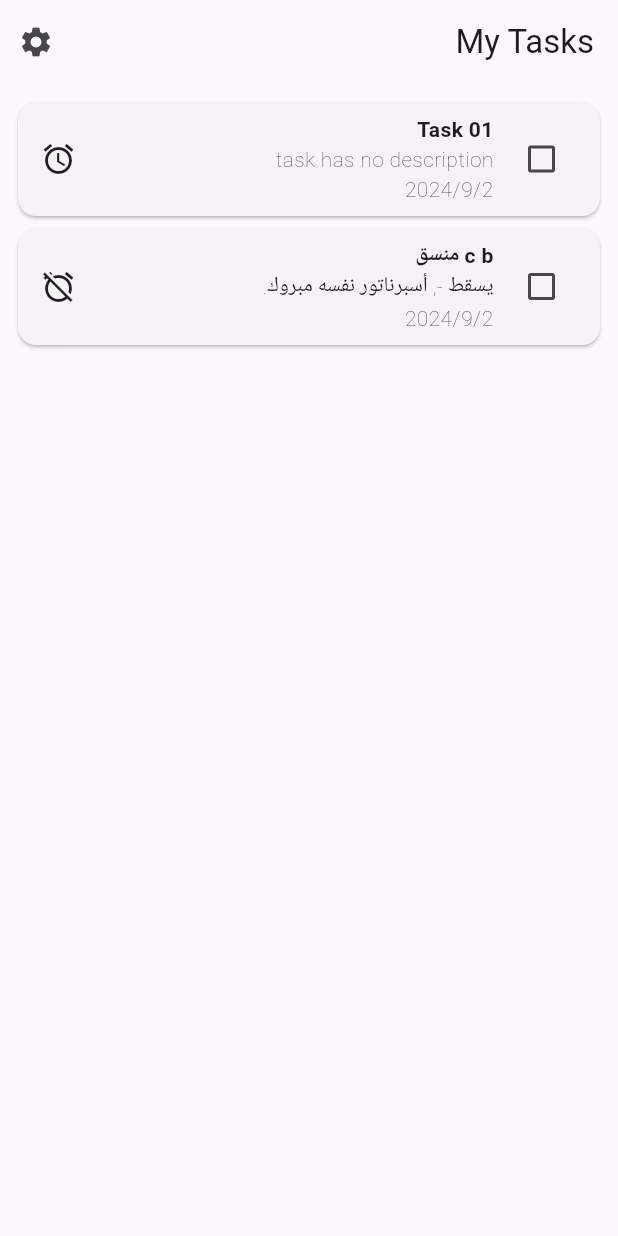
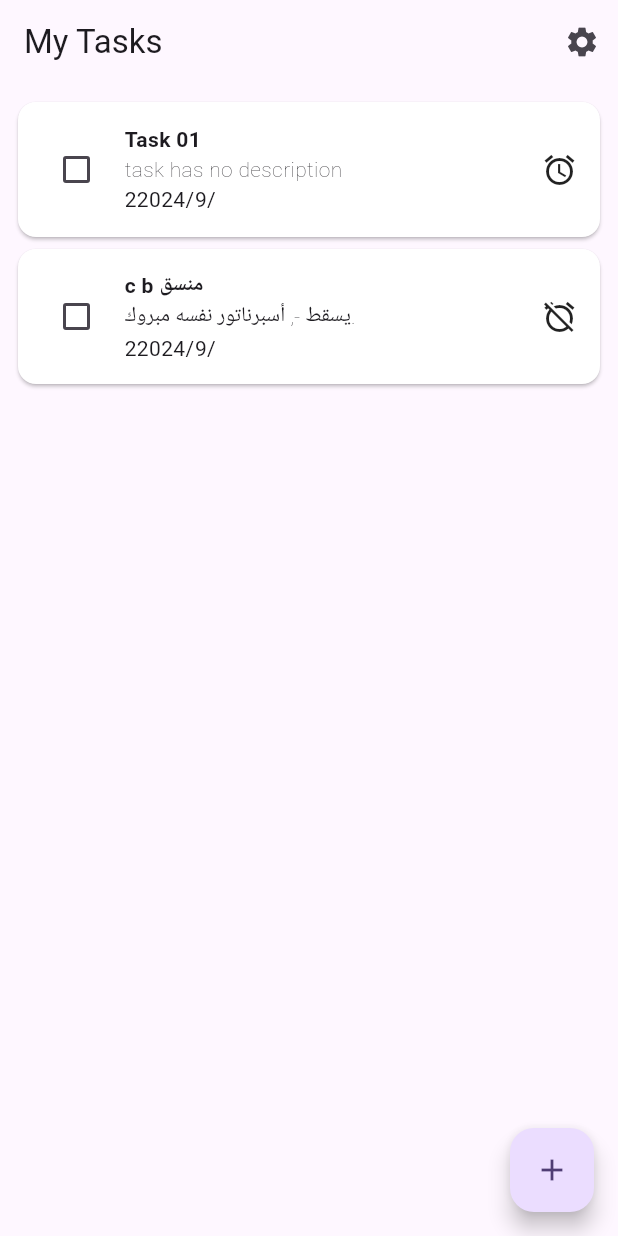
Before and after one commit to abdulrasol/dot_to_do_list, a Flutter app: the screen it shows after launch, on a phone screen of 412 x 824 dp. Run offline on Flutter 3.47's test engine with Material 3 defaults, Android fonts, the phone set to English and light mode, and no system bars; our stand-ins replace appwrite, get, google_fonts; Roboto replaces fonts that are missing (Tajawal).

Commit message:
add more ui widgets

```diff
--- a/lib/main.dart
+++ b/lib/main.dart
@@ -16,7 +16,7 @@ class App extends StatelessWidget {
     return GetMaterialApp(
       debugShowCheckedModeBanner: false,
       title: 'Dot to do list',
-      locale: const Locale('ar'),
+      //  locale: const Locale('ar'),
       theme: ThemeData(
         textTheme: GoogleFonts.tajawalTextTheme(),
 
--- a/lib/ui/widgets/task_widget.dart
+++ b/lib/ui/widgets/task_widget.dart
@@ -19,8 +19,20 @@ class _TaskWidgetState extends State<TaskWidget> {
     initializeDateFormatting();
     var format = DateFormat.yMd('ar');
     return Card(
+      color: widget.task.isCompleted ? Colors.white54 : Colors.white,
+      child: SizedBox(
+        height: 90,
+        width: double.infinity,
+        child: Stack(children: [
+          Positioned(
+            top: 0,
+            left: 0,
+            right: 0,
+            bottom: 0,
+            child: Center(
               child: Padding(
-        padding: const EdgeInsets.symmetric(vertical: 8, horizontal: 15),
+                padding:
+                    const EdgeInsets.symmetric(vertical: 8, horizontal: 15),
                 child: Row(
                   children: [
                     Checkbox(
@@ -33,25 +45,58 @@ class _TaskWidgetState extends State<TaskWidget> {
                     const SizedBox(width: 8),
                     Column(
                       crossAxisAlignment: CrossAxisAlignment.start,
+                      mainAxisAlignment: MainAxisAlignment.center,
                       children: [
                         Text(
                           widget.task.title,
-                  style: const TextStyle(fontWeight: FontWeight.bold),
+                          style: TextStyle(
+                            fontWeight: FontWeight.bold,
+                            fontStyle: widget.task.isCompleted
+                                ? FontStyle.italic
+                                : FontStyle.normal,
+                          ),
                         ),
                         Text(
                           widget.task.description ?? 'task has no description',
-                  style: const TextStyle(fontWeight: FontWeight.w100),
+                          style: TextStyle(
+                            fontWeight: FontWeight.w100,
+                            fontStyle: widget.task.isCompleted
+                                ? FontStyle.italic
+                                : FontStyle.normal,
+                          ),
                         ),
                         Text(
                           format.format(widget.task.dueDate),
-                  style: const TextStyle(fontWeight: FontWeight.w100),
+                          style: TextStyle(
+                            fontWeight: FontWeight.normal,
+                            fontStyle: widget.task.isCompleted
+                                ? FontStyle.italic
+                                : FontStyle.normal,
+                          ),
                         ),
                       ],
                     ),
                     const Expanded(child: SizedBox()),
-            Icon(widget.task.hasReminder ? Icons.alarm : Icons.alarm_off)
+                    Icon(
+                        widget.task.hasReminder ? Icons.alarm : Icons.alarm_off)
                   ],
                 ),
+              ),
+            ),
+          ),
+          widget.task.isCompleted
+              ? const Positioned(
+                  top: 0,
+                  left: 0,
+                  right: 0,
+                  bottom: 0,
+                  child: Center(
+                      child: Divider(
+                    thickness: 2,
+                    color: Colors.grey,
+                  )))
+              : const SizedBox(),
+        ]),
       ),
     );
   }
```
Also changed, not shown: lib/ui/home.dart (+16 -1 lines), lib/ui/widgets/add_task_widget.dart (added, +52 -0 lines). Lines whose indentation alone changed are shown as unchanged.
